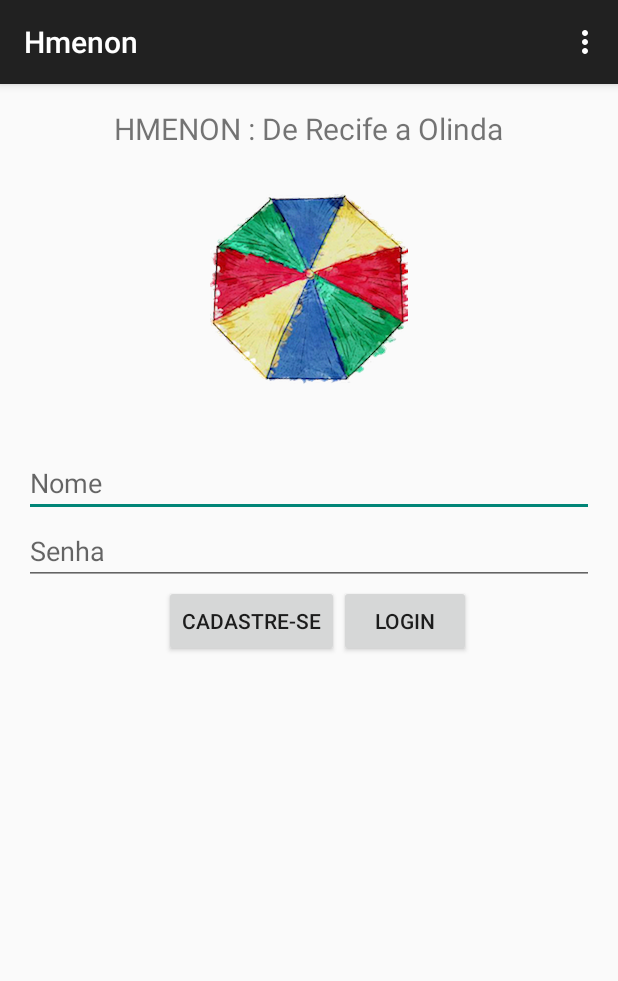
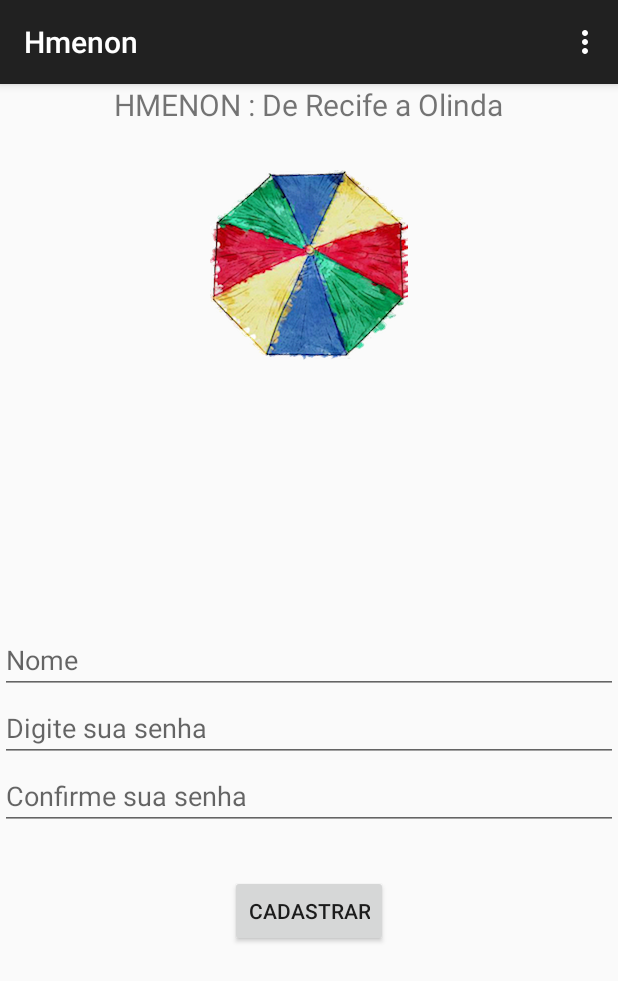
Before and after one commit to nichene/Hmenon, an Android app: the screen it shows after launch (MainLogin), after a tap on "CADASTRE-SE", on a phone screen of 412 x 824 dp. Shown: the top 981 px of the screen. Run offline under Robolectric (Android 15) with nearby library versions, the phone set to English and light mode, and no system bars.

Commit message:
Com cadastro ainda não completo.

```diff
--- a/Hmenon2/app/src/main/AndroidManifest.xml
+++ b/Hmenon2/app/src/main/AndroidManifest.xml
@@ -4,7 +4,7 @@
 
     <application
         android:allowBackup="true"
-        android:icon="@drawable/ic_launcher"
+        android:icon="@drawable/sombrinha"
         android:label="@string/app_name"
         android:theme="@style/AppTheme" >
         <activity
--- a/Hmenon2/app/src/main/java/com/ufrpe/hmenon/Helper.java
+++ b/Hmenon2/app/src/main/java/com/ufrpe/hmenon/Helper.java
@@ -4,17 +4,12 @@ package com.ufrpe.hmenon;
 import android.content.Context;
 import android.database.sqlite.SQLiteDatabase;
 import android.database.sqlite.SQLiteOpenHelper;
-
-/**
- * Created by Ricardo on 26/05/2015.
- */
 public class Helper extends SQLiteOpenHelper{
     private static final String NOMEDB = "hmenon";
-    private static final int VERSAODB = 3;
+    private static final int VERSAODB = 4;
     public static final String TABLE_USUARIO = "usuario";
     public static final String COLUMN_ID = "_id";
     public static final String COLUMN_NOME = "nome";
-    public static final String COLUMN_EMAIL = "email";
     public static final String COLUMN_SENHA = "senha";
 
 
@@ -28,13 +23,12 @@ public class Helper extends SQLiteOpenHelper{
         db.execSQL("create table "+TABLE_USUARIO+"(" +
                 COLUMN_ID+" integer primary key autoincrement," +
                 COLUMN_NOME+" text not null," +
-                COLUMN_EMAIL+" text not null," +
                 COLUMN_SENHA+" text not null);");
     }
 
     @Override
     public void onUpgrade(SQLiteDatabase db, int oldVersion, int newVersion) {
-        db.execSQL("drop table usuarios");
+        db.execSQL("drop table "+TABLE_USUARIO);
         onCreate(db);
     }
 }
--- a/Hmenon2/app/src/main/java/com/ufrpe/hmenon/MainLogin.java
+++ b/Hmenon2/app/src/main/java/com/ufrpe/hmenon/MainLogin.java
@@ -1,5 +1,6 @@
 package com.ufrpe.hmenon;
 
+import android.content.Context;
 import android.os.Bundle;
 import android.support.v7.app.ActionBarActivity;
 import android.view.Menu;
@@ -16,11 +17,14 @@ public class MainLogin extends ActionBarActivity {
     private EditText edtNome;
     private EditText edtSenha;
     private UsuarioService service;
+    private static Context context;
 
     @Override
     protected void onCreate(Bundle savedInstanceState) {
         super.onCreate(savedInstanceState);
         service = new UsuarioService(this);
+
+        context = this;
 
         setContentView(R.layout.activity_login);
 
@@ -35,8 +39,7 @@ public class MainLogin extends ActionBarActivity {
         btnCadastrar.setOnClickListener(new View.OnClickListener() {
             @Override
             public void onClick(View v) {
-                service.validarCadastro();
-                Toast.makeText(MainLogin.this, "Cadastros realizados com sucesso!", Toast.LENGTH_LONG).show();
+                setContentView(R.layout.activity_cadastro);
 
             }
         });
@@ -46,6 +49,9 @@ public class MainLogin extends ActionBarActivity {
             public void onClick(View v) {
                 boolean confirmado = service.validarLogin(edtNome.getText().toString(), edtSenha.getText().toString());
                 if (confirmado){
+
+                    setContentView(R.layout.activity_main);
+
                     Toast.makeText(MainLogin.this, edtNome.getText().toString() +" logado com sucesso!", Toast.LENGTH_LONG).show();
                 }
                 else {
@@ -79,4 +85,7 @@ public class MainLogin extends ActionBarActivity {
 
         return super.onOptionsItemSelected(item);
     }
+    public static Context getContext(){
+        return MainLogin.context;
+    }
 }
--- a/Hmenon2/app/src/main/java/com/ufrpe/hmenon/UsuarioDAO.java
+++ b/Hmenon2/app/src/main/java/com/ufrpe/hmenon/UsuarioDAO.java
@@ -5,9 +5,7 @@ import android.content.Context;
 import android.database.Cursor;
 import android.database.sqlite.SQLiteDatabase;
 
-/**
- * Created by Ricardo on 26/05/2015.
- */
+
 public class UsuarioDAO {
     private SQLiteDatabase db;
     private Helper helper;
@@ -16,23 +14,12 @@ public class UsuarioDAO {
         helper = new Helper(context);
     }
 
-    public void addAll(){
+    public void inserir(Usuario usuario){
         db = helper.getWritableDatabase();
         ContentValues values = new ContentValues();
-        values.put(Helper.COLUMN_NOME, "Lucas");
-        values.put(Helper.COLUMN_EMAIL, "lucas@email.com");
-        values.put(Helper.COLUMN_SENHA, "000000");
-        ContentValues values1 = new ContentValues();
-        values1.put(Helper.COLUMN_NOME, "Nichene");
-        values1.put(Helper.COLUMN_EMAIL, "nichene@email.com");
-        values1.put(Helper.COLUMN_SENHA, "111111");
-        ContentValues values2 = new ContentValues();
-        values2.put(Helper.COLUMN_NOME, "Ricardo");
-        values2.put(Helper.COLUMN_EMAIL, "ricardo@email.com");
-        values2.put(Helper.COLUMN_SENHA, "222222");
+        values.put(Helper.COLUMN_NOME, usuario.getNome());
+        values.put(Helper.COLUMN_SENHA, usuario.getSenha());
         db.insert(Helper.TABLE_USUARIO, null, values);
-        db.insert(Helper.TABLE_USUARIO, null, values1);
-        db.insert(Helper.TABLE_USUARIO, null, values2);
         db.close();
     }
 
@@ -43,11 +30,9 @@ public class UsuarioDAO {
         + " like ?", new String[]{nome});
         Usuario usuario = null;
         if (cursor.moveToFirst()){
-            cursor.moveToFirst();
             usuario = new Usuario();
             usuario.setId(cursor.getLong(0));
             usuario.setNome(cursor.getString(1));
-            usuario.setEmail(cursor.getString(2));
             usuario.setSenha(cursor.getString(3));
         }
         db.close();
--- a/Hmenon2/app/src/main/java/com/ufrpe/hmenon/UsuarioService.java
+++ b/Hmenon2/app/src/main/java/com/ufrpe/hmenon/UsuarioService.java
@@ -1,10 +1,8 @@
 package com.ufrpe.hmenon;
 
 import android.content.Context;
+import android.widget.Toast;
 
-/**
- * Created by Ricardo on 26/05/2015.
- */
 public class UsuarioService {
     private UsuarioDAO dao;
 
@@ -12,8 +10,13 @@ public class UsuarioService {
         dao = new UsuarioDAO(context);
     }
 
-    public void validarCadastro(){
-        dao.addAll();
+    public void validarCadastro(Usuario usuario){
+        if (dao.buscar(usuario.getNome()) != null){
+            dao.inserir(usuario);
+        }
+        else {
+            Toast.makeText(MainLogin.getContext(), "Esse Usuário já está cadastrado!", Toast.LENGTH_LONG).show();
+        }
     }
 
 
--- /dev/null
+++ b/Hmenon2/app/src/main/res/layout/activity_cadastro.xml
@@ -0,0 +1,57 @@
+<?xml version="1.0" encoding="utf-8"?>
+<RelativeLayout xmlns:android="http://schemas.android.com/apk/res/android"
+    android:orientation="vertical" android:layout_width="match_parent"
+    android:layout_centerVertical="true"
+    android:layout_height="match_parent">
+
+    <TextView
+        android:text="@string/hmenon"
+        android:textSize="20dp"
+        android:layout_width="wrap_content"
+        android:layout_height="wrap_content"
+        android:layout_alignParentTop="true"
+        android:layout_centerHorizontal="true"
+        android:id="@+id/textView" />
+
+    <ImageView
+        android:layout_width="wrap_content"
+        android:layout_height="wrap_content"
+        android:src="@drawable/sombrinha"
+        android:layout_below="@+id/textView"
+        android:layout_centerHorizontal="true"
+        android:layout_marginTop="30dp" />
+
+    <EditText
+        android:id="@+id/edtNomeCadastro"
+        android:hint="Nome"
+        android:layout_centerInParent="true"
+        android:layout_width="match_parent"
+        android:layout_height="wrap_content" />
+
+    <EditText
+        android:id="@+id/edtSenhaCadastro"
+        android:hint="Digite sua senha"
+        android:layout_width="match_parent"
+        android:layout_height="wrap_content"
+        android:layout_below="@+id/edtNomeCadastro"
+
+        android:layout_alignParentLeft="true" />
+
+    <EditText
+        android:id="@+id/edtConfirme"
+        android:hint="Confirme sua senha"
+        android:layout_width="match_parent"
+        android:layout_height="wrap_content"
+        android:layout_below="@+id/edtSenhaCadastro"
+         />
+    <Button
+        android:id="@+id/btnConfirmarCadastro"
+        android:layout_width="wrap_content"
+        android:layout_height="wrap_content"
+        android:text="Cadastrar"
+        android:layout_below="@+id/edtConfirme"
+        android:layout_centerHorizontal="true"
+        android:layout_marginTop="30dp" />
+
+
+</RelativeLayout>
--- a/Hmenon2/app/src/main/res/layout/activity_login.xml
+++ b/Hmenon2/app/src/main/res/layout/activity_login.xml
@@ -4,6 +4,7 @@
     android:paddingRight="@dimen/activity_horizontal_margin"
     android:paddingTop="@dimen/activity_vertical_margin"
     android:paddingBottom="@dimen/activity_vertical_margin" tools:context=".MainActivity">
+
 
     <TextView
         android:text="@string/hmenon"
```
Also changed, not shown: Hmenon2/app/src/main/java/com/ufrpe/hmenon/MainCadastrar.java (added, +40 -0 lines), Hmenon2/app/src/main/java/com/ufrpe/hmenon/Usuario.java (+0 -11 lines), Hmenon2/app/src/main/res/drawable-xhdpi/recife_olinda.png, 1 other file.
